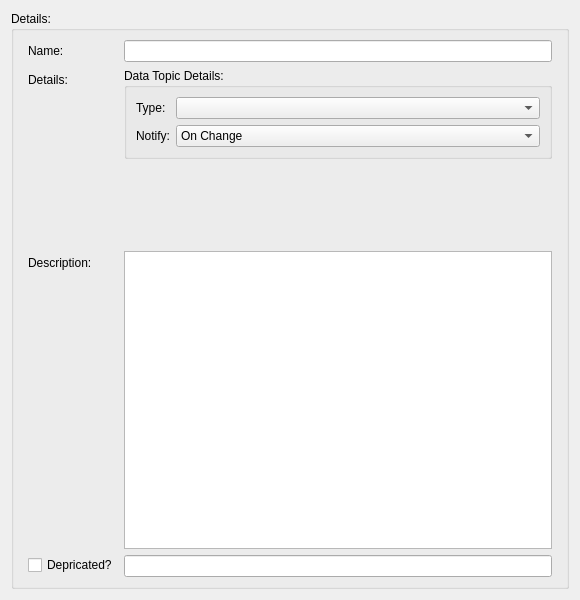
The window that sources/lusan/view/si/ui/SIDataTopicDetails.ui (aregtech/areg-sdk-tools) describes before a commit, drawn with Qt 5.
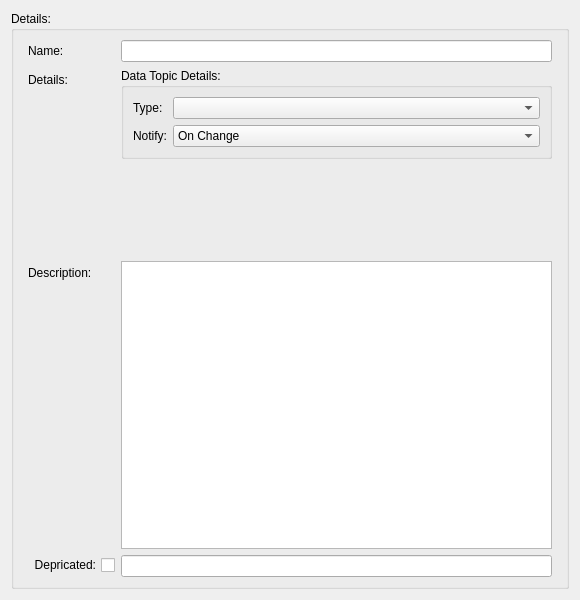
The same window after the commit.

What changed in the file:
```diff
--- a/sources/lusan/view/si/ui/SIDataTopicDetails.ui
+++ b/sources/lusan/view/si/ui/SIDataTopicDetails.ui
@@ -140,8 +140,11 @@
             <verstretch>0</verstretch>
            </sizepolicy>
           </property>
+          <property name="layoutDirection">
+           <enum>Qt::LayoutDirection::RightToLeft</enum>
+          </property>
           <property name="text">
-           <string>Depricated?</string>
+           <string>Depricated:</string>
           </property>
          </widget>
         </item>
@@ -165,8 +168,24 @@
           </property>
           <property name="sizeHint" stdset="0">
            <size>
-            <width>80</width>
-            <height>80</height>
+            <width>20</width>
+            <height>90</height>
+           </size>
+          </property>
+         </spacer>
+        </item>
+        <item row="2" column="0">
+         <spacer name="verticalSpacer_2">
+          <property name="orientation">
+           <enum>Qt::Orientation::Vertical</enum>
+          </property>
+          <property name="sizeType">
+           <enum>QSizePolicy::Policy::Preferred</enum>
+          </property>
+          <property name="sizeHint" stdset="0">
+           <size>
+            <width>20</width>
+            <height>85</height>
            </size>
           </property>
          </spacer>
```
Left out of the diff: 16 changed lines with no effect on the pictures.
